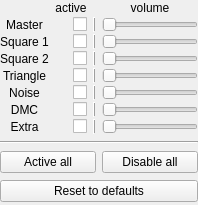
punesemu/puNES, file src/gui/designer/wdgAPUChannels.ui: the form before one commit.
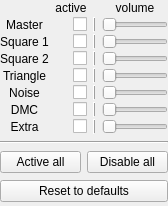
The form after the commit. Icons and pictures are not drawn.

What changed in the file:
```diff
--- a/src/gui/designer/wdgAPUChannels.ui
+++ b/src/gui/designer/wdgAPUChannels.ui
@@ -6,8 +6,8 @@
    <rect>
     <x>0</x>
     <y>0</y>
-    <width>198</width>
-    <height>205</height>
+    <width>168</width>
+    <height>206</height>
    </rect>
   </property>
   <property name="windowTitle">
```
Left out of the diff: 22 changed lines with no effect on the pictures.
